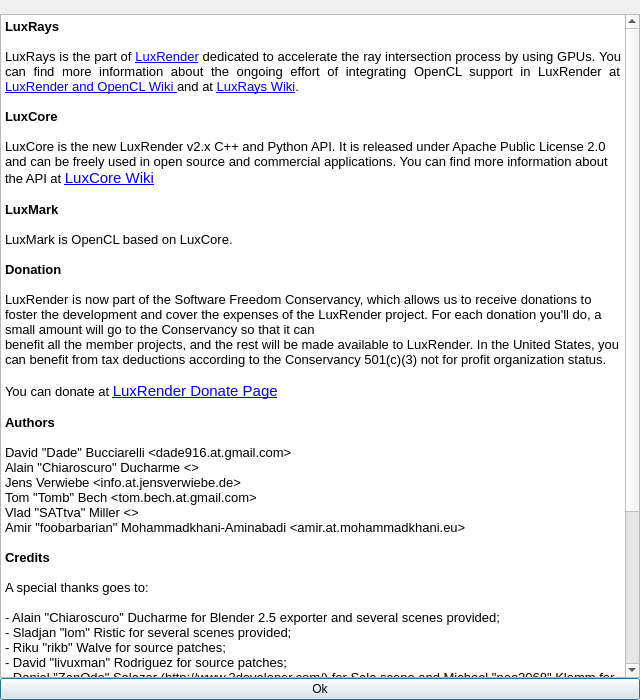
This is src/aboutdialog.ui in LuxCoreRender/LuxMark as Qt 5 draws it before an edit. The edited form follows.
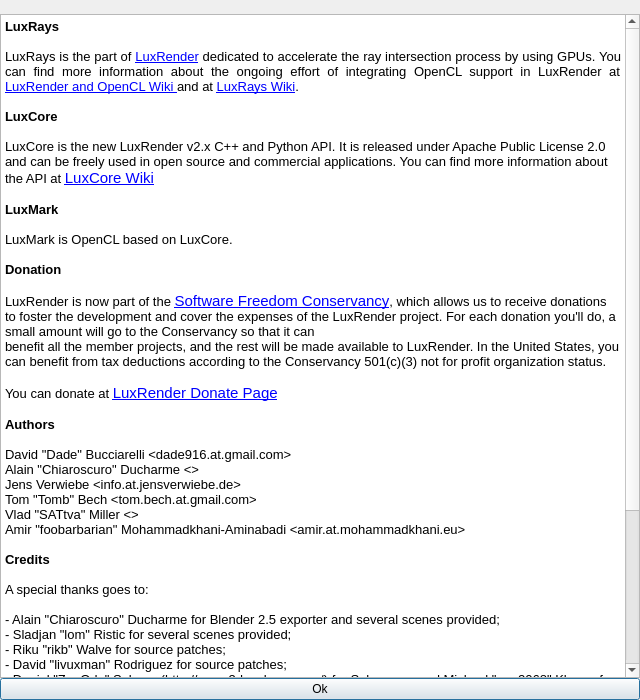
This is the edited form. Icons and pictures are not drawn.

```diff
--- a/src/aboutdialog.ui
+++ b/src/aboutdialog.ui
@@ -82,7 +82,7 @@
 &lt;p align=&quot;justify&quot; style=&quot;-qt-paragraph-type:empty; margin-top:0px; margin-bottom:0px; margin-left:0px; margin-right:0px; -qt-block-indent:0; text-indent:0px; font-family:'Sans'; font-size:10pt;&quot;&gt;&lt;br /&gt;&lt;/p&gt;
 &lt;p align=&quot;justify&quot; style=&quot; margin-top:0px; margin-bottom:0px; margin-left:0px; margin-right:0px; -qt-block-indent:0; text-indent:0px;&quot;&gt;&lt;span style=&quot; font-family:'Sans'; font-size:10pt; font-weight:600;&quot;&gt;Donation&lt;/span&gt;&lt;/p&gt;
 &lt;p align=&quot;justify&quot; style=&quot;-qt-paragraph-type:empty; margin-top:0px; margin-bottom:0px; margin-left:0px; margin-right:0px; -qt-block-indent:0; text-indent:0px; font-family:'Sans'; font-size:10pt;&quot;&gt;&lt;br /&gt;&lt;/p&gt;
-&lt;p style=&quot; margin-top:0px; margin-bottom:0px; margin-left:0px; margin-right:0px; -qt-block-indent:0; text-indent:0px;&quot;&gt;&lt;span style=&quot; font-family:'Sans'; font-size:10pt;&quot;&gt;LuxRender is now part of the Software Freedom Conservancy, which allows us to receive donations to foster the development and cover the expenses of the LuxRender project. For each donation you'll do, a small amount will go to the Conservancy so that it can&lt;/span&gt;&lt;/p&gt;
+&lt;p style=&quot; margin-top:0px; margin-bottom:0px; margin-left:0px; margin-right:0px; -qt-block-indent:0; text-indent:0px;&quot;&gt;&lt;span style=&quot; font-family:'Sans'; font-size:10pt;&quot;&gt;LuxRender is now part of the &lt;/span&gt;&lt;a href=&quot;http://sfconservancy.org&quot;&gt;&lt;span style=&quot; text-decoration: underline; color:#0000ff;&quot;&gt;Software Freedom Conservancy&lt;/span&gt;&lt;/a&gt;&lt;span style=&quot; font-family:'Sans'; font-size:10pt;&quot;&gt;, which allows us to receive donations to foster the development and cover the expenses of the LuxRender project. For each donation you'll do, a small amount will go to the Conservancy so that it can&lt;/span&gt;&lt;/p&gt;
 &lt;p style=&quot; margin-top:0px; margin-bottom:0px; margin-left:0px; margin-right:0px; -qt-block-indent:0; text-indent:0px;&quot;&gt;&lt;span style=&quot; font-family:'Sans'; font-size:10pt;&quot;&gt;benefit all the member projects, and the rest will be made available to LuxRender. In the United States, you can benefit from tax deductions according to the Conservancy 501(c)(3) not for profit organization status.&lt;/span&gt;&lt;/p&gt;
 &lt;p style=&quot;-qt-paragraph-type:empty; margin-top:0px; margin-bottom:0px; margin-left:0px; margin-right:0px; -qt-block-indent:0; text-indent:0px; font-family:'Sans'; font-size:10pt;&quot;&gt;&lt;br /&gt;&lt;/p&gt;
 &lt;p style=&quot; margin-top:0px; margin-bottom:0px; margin-left:0px; margin-right:0px; -qt-block-indent:0; text-indent:0px;&quot;&gt;&lt;span style=&quot; font-family:'Sans'; font-size:10pt;&quot;&gt;You can donate at &lt;/span&gt;&lt;a href=&quot;http://www.luxrender.net/en_GB/donate&quot;&gt;&lt;span style=&quot; text-decoration: underline; color:#0000ff;&quot;&gt;LuxRender Donate Page&lt;/span&gt;&lt;/a&gt;&lt;/p&gt;
```
